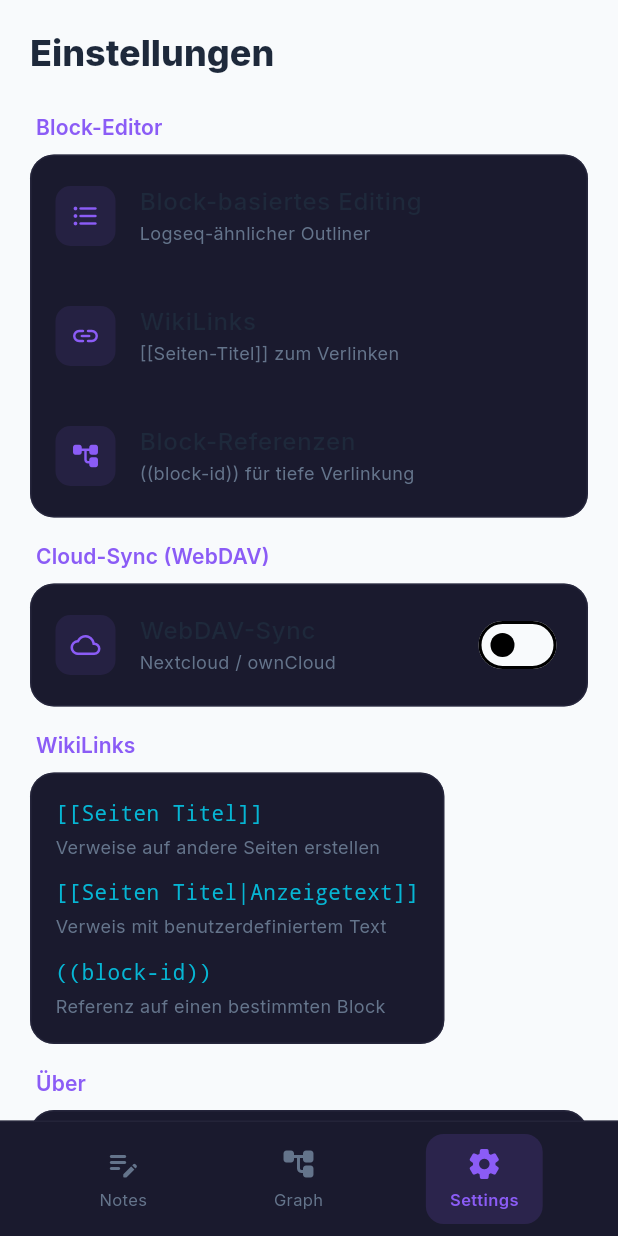
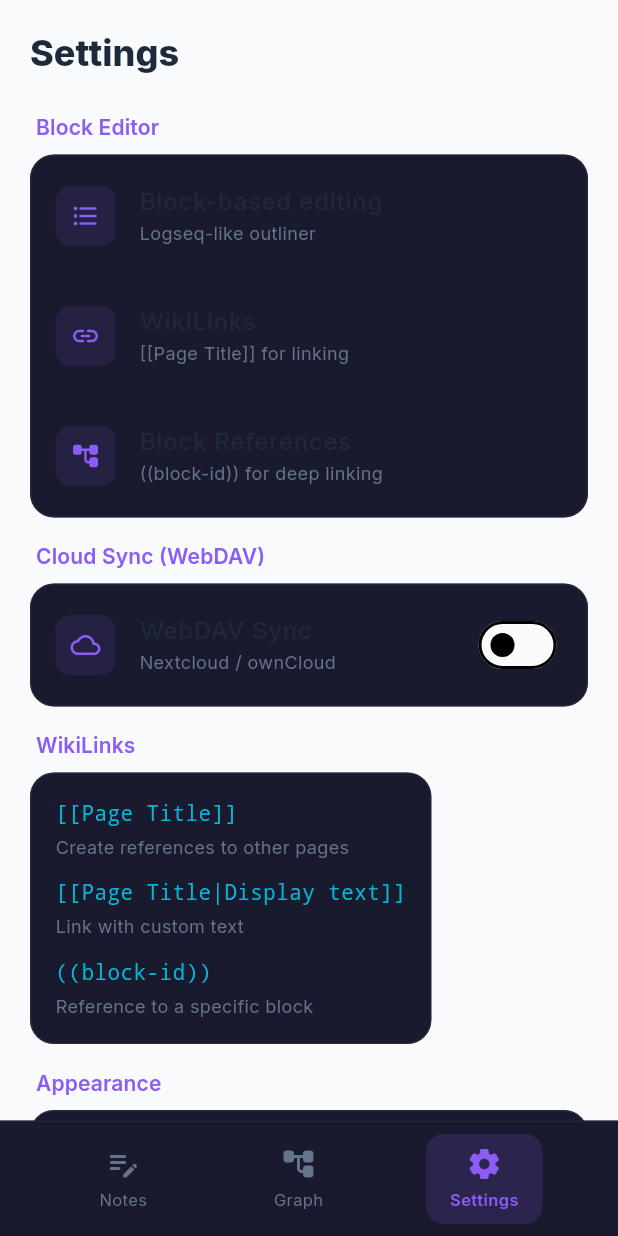
Before and after one commit to peopleandpixel/nexusbrain, a Flutter app: the screen it shows after launch, item 3 of the bottom bar chosen, on a phone screen of 412 x 824 dp. Run offline on Flutter 3.47's test engine with Material 3 defaults, Android fonts, the phone set to English and light mode, and no system bars; our stand-ins replace drift, drift_flutter, easy_localization, flutter_animate, flutter_riverpod, google_fonts and 1 more; accounts and stored records are empty; generated files the repository leaves out were written again.

Commit message:
feat: complete i18n integration + theme/language settings

```diff
--- a/lib/core/database/database.dart
+++ b/lib/core/database/database.dart
@@ -223,7 +223,7 @@ class NexusBrainDatabase extends _$NexusBrainDatabase {
       (select(blocks)..where((b) => b.id.equals(id))).getSingleOrNull();
 
   Future<int> insertBlock(BlocksCompanion block) => into(blocks).insert(block);
-  Future<bool> updateBlock(BlocksCompanion block) => update(blocks).write(block);
+  Future<int> updateBlock(BlocksCompanion block) => update(blocks).write(block);
   Future<int> deleteBlock(String id) =>
       (delete(blocks)..where((b) => b.id.equals(id))).go();
 
--- a/lib/presentation/pages/graph/graph_page.dart
+++ b/lib/presentation/pages/graph/graph_page.dart
@@ -1,6 +1,7 @@
 import 'dart:math';
 import 'package:flutter/material.dart';
 import 'package:flutter_riverpod/flutter_riverpod.dart';
+import 'package:easy_localization/easy_localization.dart';
 import 'package:nexusbrain/presentation/state/notes_state.dart';
 import 'package:nexusbrain/presentation/theme.dart';
 import 'package:nexusbrain/domain/models/page.dart' as domain;
@@ -38,7 +39,7 @@ class _GraphPageState extends ConsumerState<GraphPage> with SingleTickerProvider
         child: pagesAsync.when(
           data: (pages) => _buildGraph(context, pages),
           loading: () => const Center(child: CircularProgressIndicator()),
-          error: (_, __) => const Center(child: Text('Fehler beim Laden')),
+          error: (_, __) => Center(child: Text('common.error'.tr())),
         ),
       ),
     );
@@ -60,7 +61,7 @@ class _GraphPageState extends ConsumerState<GraphPage> with SingleTickerProvider
                   crossAxisAlignment: CrossAxisAlignment.start,
                   children: [
                     Text(
-                      'Wissensgraph',
+                      'graph.knowledgeGraph'.tr(),
                       style: Theme.of(context).textTheme.headlineMedium?.copyWith(
                         fontWeight: FontWeight.w800,
                         foreground: Paint()
@@ -69,7 +70,7 @@ class _GraphPageState extends ConsumerState<GraphPage> with SingleTickerProvider
                     ),
                     const SizedBox(height: 4),
                     Text(
-                      '${pages.length} Seiten · ${_countUniqueTags(pages)} Tags',
+                      '${'graph.pagesCount'.tr(namedArgs: {'count': pages.length.toString()})} · ${'graph.tagsCount'.tr(namedArgs: {'count': _countUniqueTags(pages).toString()})}',
                       style: Theme.of(context).textTheme.bodySmall,
                     ),
                   ],
@@ -134,9 +135,9 @@ class _GraphPageState extends ConsumerState<GraphPage> with SingleTickerProvider
             child: const Icon(Icons.account_tree_rounded, size: 50, color: Color(0xFF8B5CF6)),
           ),
           const SizedBox(height: 24),
-          Text('Wissensgraph', style: Theme.of(context).textTheme.headlineSmall),
+          Text('graph.emptyTitle'.tr(), style: Theme.of(context).textTheme.headlineSmall),
           const SizedBox(height: 8),
-          Text('Erstelle Seiten und verbinde sie\nmit [[WikiLinks]]', textAlign: TextAlign.center, style: Theme.of(context).textTheme.bodyMedium?.copyWith(color: const Color(0xFF64748B))),
+          Text('graph.emptySubtitle'.tr(), textAlign: TextAlign.center, style: Theme.of(context).textTheme.bodyMedium?.copyWith(color: const Color(0xFF64748B))),
         ],
       ),
     );
--- a/lib/presentation/pages/notes/block_editor_page.dart
+++ b/lib/presentation/pages/notes/block_editor_page.dart
@@ -220,7 +220,7 @@ class _BlockEditorPageState extends ConsumerState<BlockEditorPage> {
       decoration: BoxDecoration(color: const Color(0xFF1A1A2E), borderRadius: BorderRadius.circular(12), border: Border.all(color: const Color(0xFF2D2D44)), boxShadow: [BoxShadow(color: Colors.black.withValues(alpha: 0.3), blurRadius: 12, offset: const Offset(0, 4))]),
       child: Column(mainAxisSize: MainAxisSize.min, children: [
         if (_linkSuggestions.isEmpty)
-          const Padding(padding: EdgeInsets.all(16), child: Text('Keine passenden Seiten', style: TextStyle(color: Color(0xFF64748B))))
+          Padding(padding: const EdgeInsets.all(16), child: Text('notes.noMatchingPages'.tr(), style: const TextStyle(color: Color(0xFF64748B)))),
         else
           ..._linkSuggestions.map((page) => ListTile(dense: true, leading: const Icon(Icons.article_outlined, size: 18, color: Color(0xFF8B5CF6)), title: Text(page.title, style: const TextStyle(color: Color(0xFFE2E8F0), fontSize: 14)), onTap: () => _insertPageLink(page))),
       ]),
@@ -476,7 +476,7 @@ class _BlockItemState extends ConsumerState<_BlockItem> {
                     focusNode: widget.focusNode,
                     style: const TextStyle(color: Color(0xFFE2E8F0), fontSize: 14, height: 1.5),
                     decoration: InputDecoration(
-                      hintText: widget.block.content.isEmpty ? 'Tippe hier... [[Link]] oder TODO' : null,
+                      hintText: widget.block.content.isEmpty ? 'notes.typeHere'.tr() : null,
                       hintStyle: const TextStyle(color: Color(0xFF64748B), fontSize: 13),
                       border: InputBorder.none,
                       contentPadding: EdgeInsets.zero,
--- a/lib/presentation/pages/notes/notes_page.dart
+++ b/lib/presentation/pages/notes/notes_page.dart
@@ -1,6 +1,7 @@
 import 'package:flutter/material.dart';
 import 'package:flutter_riverpod/flutter_riverpod.dart';
 import 'package:flutter_animate/flutter_animate.dart';
+import 'package:easy_localization/easy_localization.dart';
 import 'package:nexusbrain/presentation/state/notes_state.dart';
 import 'package:nexusbrain/presentation/theme.dart';
 import 'package:nexusbrain/domain/models/page.dart' as domain;
@@ -47,7 +48,7 @@ class _NotesPageState extends ConsumerState<NotesPage> {
                         const SizedBox(height: 4),
                         pagesAsync.when(
                           data: (pages) => Text(
-                            '${pages.length} Seiten',
+                            'notes.pagesCount'.tr(namedArgs: {'count': pages.length.toString()}),
                             style: theme.textTheme.bodySmall,
                           ).animate().fadeIn(delay: 200.ms),
                           loading: () => const SizedBox.shrink(),
@@ -72,7 +73,7 @@ class _NotesPageState extends ConsumerState<NotesPage> {
             child: pagesAsync.when(
               data: (pages) => _buildPagesList(context, pages),
               loading: () => const Center(child: CircularProgressIndicator()),
-              error: (error, _) => Center(child: Text('Fehler: $error')),
+              error: (error, _) => Center(child: Text('${'common.error'.tr()}: $error')),
             ),
           ),
         ]),
@@ -127,13 +128,13 @@ class _NotesPageState extends ConsumerState<NotesPage> {
     final confirmed = await showDialog<bool>(
       context: context,
       builder: (ctx) => AlertDialog(
-        title: const Text('Seite löschen?'),
-        content: const Text('Alle Blöcke dieser Seite werden gelöscht.'),
+        title: Text('notes.deletePage'.tr()),
+        content: Text('notes.deletePageContent'.tr()),
         actions: [
-          TextButton(onPressed: () => Navigator.pop(ctx, false), child: const Text('Abbrechen')),
+          TextButton(onPressed: () => Navigator.pop(ctx, false), child: Text('common.cancel'.tr())),
           TextButton(
             onPressed: () => Navigator.pop(ctx, true),
-            child: const Text('Löschen', style: TextStyle(color: Color(0xFFEF4444))),
+            child: Text('common.delete'.tr(), style: const TextStyle(color: Color(0xFFEF4444))),
           ),
         ],
       ),
@@ -148,18 +149,18 @@ class _NotesPageState extends ConsumerState<NotesPage> {
     return showDialog<String>(
       context: context,
       builder: (ctx) => AlertDialog(
-        title: const Text('Neue Seite'),
+        title: Text('notes.newPage'.tr()),
         content: TextField(
           controller: controller,
           autofocus: true,
-          decoration: const InputDecoration(hintText: 'Seitentitel...'),
+          decoration: InputDecoration(hintText: 'notes.newPageTitle'.tr()),
           onSubmitted: (v) => Navigator.pop(ctx, v),
         ),
         actions: [
-          TextButton(onPressed: () => Navigator.pop(ctx), child: const Text('Abbrechen')),
+          TextButton(onPressed: () => Navigator.pop(ctx), child: Text('common.cancel'.tr())),
           TextButton(
             onPressed: () => Navigator.pop(ctx, controller.text.trim()),
-            child: const Text('Erstellen'),
+            child: Text('notes.create'.tr()),
           ),
         ],
       ),
@@ -258,12 +259,12 @@ class _SearchBar extends StatelessWidget {
       child: TextField(
         onChanged: onChanged,
         style: const TextStyle(color: Color(0xFFE2E8F0), fontSize: 14),
-        decoration: const InputDecoration(
-          hintText: 'Seiten durchsuchen...',
-          hintStyle: TextStyle(color: Color(0xFF64748B), fontSize: 14),
-          prefixIcon: Icon(Icons.search_rounded, color: Color(0xFF64748B), size: 20),
+        decoration: InputDecoration(
+          hintText: 'notes.searchPages'.tr(),
+          hintStyle: const TextStyle(color: Color(0xFF64748B), fontSize: 14),
+          prefixIcon: const Icon(Icons.search_rounded, color: Color(0xFF64748B), size: 20),
           border: InputBorder.none,
-          contentPadding: EdgeInsets.symmetric(horizontal: 16, vertical: 14),
+          contentPadding: const EdgeInsets.symmetric(horizontal: 16, vertical: 14),
         ),
       ),
     );
@@ -281,12 +282,12 @@ class _EmptyState extends StatelessWidget {
       child: Column(mainAxisAlignment: MainAxisAlignment.center, children: [
         Container(width: 80, height: 80, decoration: BoxDecoration(gradient: NexusBrainTheme.glowGradient, borderRadius: BorderRadius.circular(24)), child: const Icon(Icons.article_outlined, size: 40, color: Color(0xFF8B5CF6))),
         const SizedBox(height: 24),
-        Text(hasPages ? 'Keine Treffer' : 'Noch keine Seiten', style: Theme.of(context).textTheme.titleLarge),
+        Text(hasPages ? 'notes.noResults'.tr() : 'notes.noPagesYet'.tr(), style: Theme.of(context).textTheme.titleLarge),
         const SizedBox(height: 8),
-        Text(hasPages ? 'Versuche einen anderen Suchbegriff' : 'Erstelle deine erste Seite mit Blöcken', textAlign: TextAlign.center, style: Theme.of(context).textTheme.bodyMedium?.copyWith(color: const Color(0xFF64748B))),
+        Text(hasPages ? 'notes.noResultsSubtitle'.tr() : 'notes.noPagesYetSubtitle'.tr(), textAlign: TextAlign.center, style: Theme.of(context).textTheme.bodyMedium?.copyWith(color: const Color(0xFF64748B))),
         if (!hasPages) ...[
           const SizedBox(height: 24),
-          GestureDetector(onTap: onCreate, child: Container(padding: const EdgeInsets.symmetric(horizontal: 24, vertical: 12), decoration: BoxDecoration(gradient: NexusBrainTheme.primaryGradient, borderRadius: BorderRadius.circular(12), boxShadow: [BoxShadow(color: const Color(0xFF8B5CF6).withValues(alpha: 0.3), blurRadius: 12, offset: const Offset(0, 4))]), child: const Row(mainAxisSize: MainAxisSize.min, children: [Icon(Icons.add_rounded, color: Colors.white, size: 20), SizedBox(width: 8), Text('Erste Seite erstellen', style: TextStyle(color: Colors.white, fontWeight: FontWeight.w600))]))),
+          GestureDetector(onTap: onCreate, child: Container(padding: const EdgeInsets.symmetric(horizontal: 24, vertical: 12), decoration: BoxDecoration(gradient: NexusBrainTheme.primaryGradient, borderRadius: BorderRadius.circular(12), boxShadow: [BoxShadow(color: const Color(0xFF8B5CF6).withValues(alpha: 0.3), blurRadius: 12, offset: const Offset(0, 4))]), child: Row(mainAxisSize: MainAxisSize.min, children: [const Icon(Icons.add_rounded, color: Colors.white, size: 20), const SizedBox(width: 8), Text('notes.createFirstPage'.tr(), style: const TextStyle(color: Colors.white, fontWeight: FontWeight.w600))]))),
         ],
       ]),
     );
--- a/lib/presentation/pages/settings/settings_page.dart
+++ b/lib/presentation/pages/settings/settings_page.dart
@@ -2,6 +2,9 @@ import 'package:flutter/material.dart';
 import 'package:flutter_riverpod/flutter_riverpod.dart';
 import 'package:nexusbrain/presentation/state/notes_state.dart';
 import 'package:nexusbrain/data/services/webdav_sync_service.dart' show WebDavConfig;
+import 'package:easy_localization/easy_localization.dart';
+import 'package:nexusbrain/presentation/state/theme_state.dart';
+import 'package:nexusbrain/presentation/state/locale_state.dart';
 // webDavSyncProvider is imported from notes_state.dart
 
 class SettingsPage extends ConsumerStatefulWidget {
@@ -33,21 +36,21 @@ class _SettingsPageState extends ConsumerState<SettingsPage> {
         child: ListView(
           padding: const EdgeInsets.all(20),
           children: [
-            Text('Einstellungen', style: Theme.of(context).textTheme.headlineMedium?.copyWith(fontWeight: FontWeight.w800)),
+            Text('settings.title'.tr(), style: Theme.of(context).textTheme.headlineMedium?.copyWith(fontWeight: FontWeight.w800)),
             const SizedBox(height: 24),
 
-            _Section(title: 'Block-Editor', children: [
-              _SettingsTile(icon: Icons.format_list_bulleted_rounded, title: 'Block-basiertes Editing', subtitle: 'Logseq-ähnlicher Outliner'),
-              _SettingsTile(icon: Icons.link_rounded, title: 'WikiLinks', subtitle: '[[Seiten-Titel]] zum Verlinken'),
-              _SettingsTile(icon: Icons.account_tree_rounded, title: 'Block-Referenzen', subtitle: '((block-id)) für tiefe Verlinkung'),
+            _Section(title: 'settings.blockEditor'.tr(), children: [
+              _SettingsTile(icon: Icons.format_list_bulleted_rounded, title: 'settings.blockBasedEditing'.tr(), subtitle: 'settings.blockBasedEditingSubtitle'.tr()),
+              _SettingsTile(icon: Icons.link_rounded, title: 'settings.wikiLinks'.tr(), subtitle: 'settings.wikiLinksSubtitle'.tr()),
+              _SettingsTile(icon: Icons.account_tree_rounded, title: 'settings.blockReferences'.tr(), subtitle: 'settings.blockReferencesSubtitle'.tr()),
             ]),
             const SizedBox(height: 16),
 
-            _Section(title: 'Cloud-Sync (WebDAV)', children: [
+            _Section(title: 'settings.cloudSync'.tr(), children: [
               _SettingsTile(
                 icon: Icons.cloud_outlined,
-                title: 'WebDAV-Sync',
-                subtitle: _syncStatus.isEmpty ? 'Nextcloud / ownCloud' : _syncStatus,
+                title: 'settings.webDavSync'.tr(),
+                subtitle: _syncStatus.isEmpty ? 'settings.webDavSyncSubtitle'.tr() : _syncStatus,
                 trailing: Switch(
                   value: _syncEnabled,
                   onChanged: (v) => setState(() => _syncEnabled = v),
@@ -58,18 +61,18 @@ class _SettingsPageState extends ConsumerState<SettingsPage> {
                 Padding(
                   padding: const EdgeInsets.symmetric(horizontal: 16, vertical: 8),
                   child: Column(children: [
-                    TextField(controller: _urlController, decoration: const InputDecoration(hintText: 'https://cloud.example.com/remote.php/dav/files/user', labelText: 'WebDAV URL', isDense: true), style: const TextStyle(fontSize: 13)),
+                    TextField(controller: _urlController, decoration: InputDecoration(hintText: 'settings.webDavUrl'.tr(), labelText: 'settings.webDavUrlLabel'.tr(), isDense: true), style: const TextStyle(fontSize: 13)),
                     const SizedBox(height: 8),
-                    TextField(controller: _userController, decoration: const InputDecoration(hintText: 'Benutzername', labelText: 'Username', isDense: true), style: const TextStyle(fontSize: 13)),
+                    TextField(controller: _userController, decoration: InputDecoration(hintText: 'settings.username'.tr(), labelText: 'settings.username'.tr(), isDense: true), style: const TextStyle(fontSize: 13)),
                     const SizedBox(height: 8),
-                    TextField(controller: _passController, decoration: const InputDecoration(hintText: 'Passwort', labelText: 'Password', isDense: true), obscureText: true, style: const TextStyle(fontSize: 13)),
+                    TextField(controller: _passController, decoration: InputDecoration(hintText: 'settings.password'.tr(), labelText: 'settings.password'.tr(), isDense: true), obscureText: true, style: const TextStyle(fontSize: 13)),
                     const SizedBox(height: 12),
                     SizedBox(
                       width: double.infinity,
                       child: ElevatedButton.icon(
                         onPressed: _syncNow,
                         icon: const Icon(Icons.sync_rounded, size: 18),
-                        label: const Text('Jetzt synchronisieren'),
+                        label: Text('settings.syncNow'.tr()),
                         style: ElevatedButton.styleFrom(backgroundColor: const Color(0xFF8B5CF6), foregroundColor: Colors.white, padding: const EdgeInsets.symmetric(vertical: 12), shape: RoundedRectangleBorder(borderRadius: BorderRadius.circular(10))),
                       ),
                     ),
@@ -79,29 +82,78 @@ class _SettingsPageState extends ConsumerState<SettingsPage> {
             ]),
             const SizedBox(height: 16),
 
-            _Section(title: 'WikiLinks', children: [
+            _Section(title: 'settings.wikiLinks'.tr(), children: [
               Padding(
                 padding: const EdgeInsets.all(16),
                 child: Column(crossAxisAlignment: CrossAxisAlignment.start, children: [
-                  const Text('[[Seiten Titel]]', style: TextStyle(fontFamily: 'monospace', color: Color(0xFF06B6D4), fontSize: 14)),
+                  Text('settings.wikiLinksExample'.tr(), style: const TextStyle(fontFamily: 'monospace', color: Color(0xFF06B6D4), fontSize: 14)),
                   const SizedBox(height: 4),
-                  const Text('Verweise auf andere Seiten erstellen', style: TextStyle(color: Color(0xFF64748B), fontSize: 12)),
+                  Text('settings.wikiLinksExampleDesc'.tr(), style: const TextStyle(color: Color(0xFF64748B), fontSize: 12)),
                   const SizedBox(height: 12),
-                  const Text('[[Seiten Titel|Anzeigetext]]', style: TextStyle(fontFamily: 'monospace', color: Color(0xFF06B6D4), fontSize: 14)),
+                  Text('settings.wikiLinksCustomExample'.tr(), style: const TextStyle(fontFamily: 'monospace', color: Color(0xFF06B6D4), fontSize: 14)),
                   const SizedBox(height: 4),
-                  const Text('Verweis mit benutzerdefiniertem Text', style: TextStyle(color: Color(0xFF64748B), fontSize: 12)),
+                  Text('settings.wikiLinksCustomExampleDesc'.tr(), style: const TextStyle(color: Color(0xFF64748B), fontSize: 12)),
                   const SizedBox(height: 12),
-                  const Text('((block-id))', style: TextStyle(fontFamily: 'monospace', color: Color(0xFF06B6D4), fontSize: 14)),
+                  Text('settings.blockRefExample'.tr(), style: const TextStyle(fontFamily: 'monospace', color: Color(0xFF06B6D4), fontSize: 14)),
                   const SizedBox(height: 4),
-                  const Text('Referenz auf einen bestimmten Block', style: TextStyle(color: Color(0xFF64748B), fontSize: 12)),
+                  Text('settings.blockRefExampleDesc'.tr(), style: const TextStyle(color: Color(0xFF64748B), fontSize: 12)),
                 ]),
               ),
             ]),
             const SizedBox(height: 16),
 
-            _Section(title: 'Über', children: [
-              _SettingsTile(icon: Icons.info_outlined, title: 'NexusBrain', subtitle: 'Version 0.2.0 — Block-Editor MVP'),
-              _SettingsTile(icon: Icons.code_outlined, title: 'Tech Stack', subtitle: 'Flutter + Drift + SQLite'),
+            // Theme selection
+            _Section(title: 'settings.theme'.tr(), children: [
+              _SettingsTile(
+                icon: Icons.brightness_6_rounded,
+                title: 'settings.theme'.tr(),
+                subtitle: 'settings.themeSystem'.tr(),
+                trailing: DropdownButton<AppThemeMode>(
+                  value: ref.watch(themeModeProvider),
+                  underline: const SizedBox(),
+                  items: [
+                    DropdownMenuItem(value: AppThemeMode.light, child: Text('settings.themeLight'.tr())),
+                    DropdownMenuItem(value: AppThemeMode.dark, child: Text('settings.themeDark'.tr())),
+                    DropdownMenuItem(value: AppThemeMode.system, child: Text('settings.themeSystem'.tr())),
+                  ],
+                  onChanged: (mode) {
+                    if (mode != null) ref.read(themeModeProvider.notifier).setTheme(mode);
+                  },
+                ),
+              ),
+            ]),
+            const SizedBox(height: 16),
+
+            // Language selection
+            _Section(title: 'settings.language'.tr(), children: [
+              _SettingsTile(
+                icon: Icons.language_rounded,
+                title: 'settings.language'.tr(),
+                subtitle: context.locale.languageCode == 'de' ? 'Deutsch' : 'English',
+                trailing: DropdownButton<String>(
+                  value: context.locale.languageCode,
+                  underline: const SizedBox(),
+                  items: const [
+                    DropdownMenuItem(value: 'de', child: Text('Deutsch')),
+                    DropdownMenuItem(value: 'en', child: Text('English')),
+                  ],
+                  onChanged: (lang) {
+                    if (lang == 'de') {
+                      context.setLocale(const Locale('de'));
+                      ref.read(localeProvider.notifier).setLocale(const Locale('de'));
+                    } else if (lang == 'en') {
+                      context.setLocale(const Locale('en'));
+                      ref.read(localeProvider.notifier).setLocale(const Locale('en'));
+                    }
+                  },
+                ),
+              ),
+            ]),
+            const SizedBox(height: 16),
+
+            _Section(title: 'settings.about'.tr(), children: [
+              _SettingsTile(icon: Icons.info_outlined, title: 'NexusBrain', subtitle: '${'settings.version'.tr()} — Block-Editor MVP'),
+              _SettingsTile(icon: Icons.code_outlined, title: 'settings.techStack'.tr(), subtitle: 'settings.techStackSubtitle'.tr()),
             ]),
           ],
         ),
@@ -111,7 +163,7 @@ class _SettingsPageState extends ConsumerState<SettingsPage> {
 
   Future<void> _syncNow() async {
     if (_urlController.text.isEmpty || _userController.text.isEmpty) {
-      ScaffoldMessenger.of(context).showSnackBar(const SnackBar(content: Text('Bitte WebDAV-Zugangsdaten eingeben')));
+      ScaffoldMessenger.of(context).showSnackBar(SnackBar(content: Text('common.enterCredentials'.tr())));
       return;
     }
     setState(() => _syncStatus = 'Synchronisiere...');
--- a/lib/presentation/state/theme_state.dart
+++ b/lib/presentation/state/theme_state.dart
@@ -1,4 +1,3 @@
-import 'package:flutter/material.dart';
 import 'package:flutter_riverpod/flutter_riverpod.dart';
 import 'package:shared_preferences/shared_preferences.dart';
 
```
